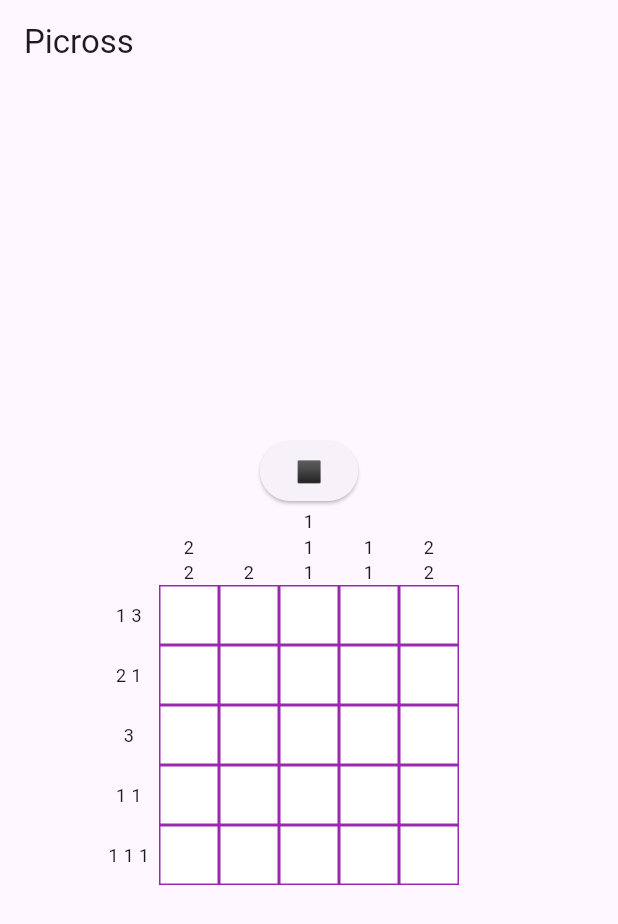
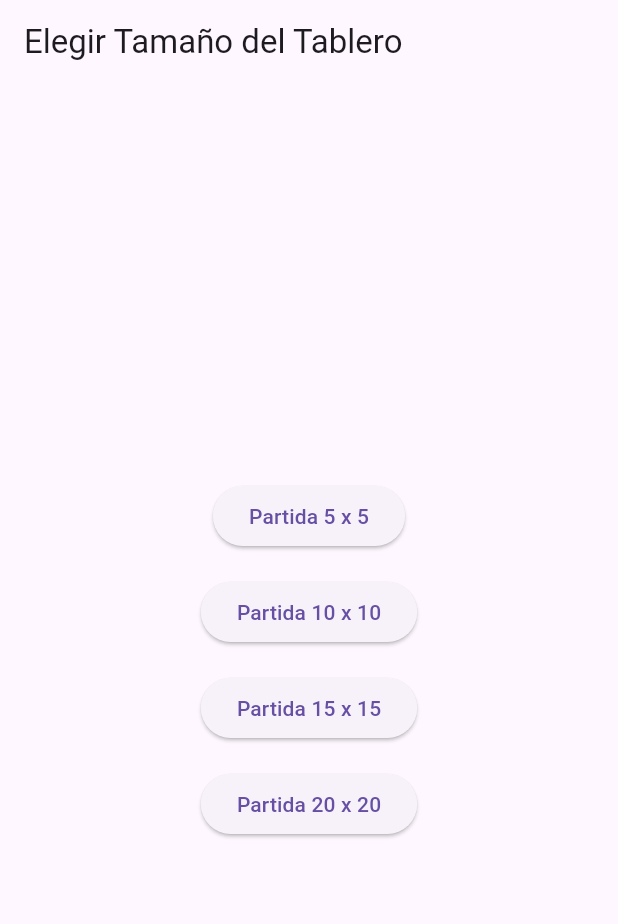
Before and after one commit to CristhianLeonMolina/picross-app, a Flutter app: the screen it shows after launch, on a phone screen of 412 x 824 dp. Shown: the top 924 px of the screen. Run offline on Flutter 3.47's test engine with Material 3 defaults, Android fonts, the phone set to English and light mode, and no system bars.

Commit message:
Página principal con los 4 modos de juego

```diff
--- a/picross_app/lib/main.dart
+++ b/picross_app/lib/main.dart
@@ -1,18 +1,9 @@
 import 'package:flutter/material.dart';
-import 'package:provider/provider.dart';
-import 'models/game_state.dart';
-import 'screens/game_screen.dart';
-import 'utils/solution.dart';
+import 'screens/home_screen.dart'; // Ajusta el path según tu estructura
 
 void main() {
-  runApp(
-    ChangeNotifierProvider(
-      create: (_) => GameState(defaultSolution.length),
-      child: const MyApp(),
-    ),
-  );
+  runApp(const MyApp());
 }
-
 
 class MyApp extends StatelessWidget {
   const MyApp({super.key});
@@ -20,11 +11,11 @@
   @override
   Widget build(BuildContext context) {
     return MaterialApp(
-      title: 'Picross',
+      title: 'Picross App',
       theme: ThemeData(
-        primarySwatch: Colors.blue,
+        primarySwatch: Colors.purple,
       ),
-      home: const GameScreen(),
+      home: const HomeScreen(), // Aquí llamamos a la pantalla de inicio
     );
   }
 }
--- /dev/null
+++ b/picross_app/lib/screens/home_screen.dart
@@ -0,0 +1,50 @@
+import 'package:flutter/material.dart';
+import 'package:provider/provider.dart';
+import 'game_screen.dart';
+import '../models/game_state.dart';
+import '../utils/solution.dart';
+
+class HomeScreen extends StatelessWidget {
+  const HomeScreen({super.key});
+
+  void navigateToGame(BuildContext context, int size) {
+  final solution = generateSolution(size);
+  final gameState = GameState(size);
+
+  Navigator.push(
+    context,
+    MaterialPageRoute(
+      builder: (context) => ChangeNotifierProvider.value(
+        value: gameState,
+        child: GameScreen(
+          solution: solution,
+          gameState: gameState,
+        ),
+      ),
+    ),
+  );
+}
+
+
+  @override
+  Widget build(BuildContext context) {
+    return Scaffold(
+      appBar: AppBar(title: const Text('Elegir Tamaño del Tablero')),
+      body: Center(
+        child: Column(
+          mainAxisSize: MainAxisSize.min,
+          children: [
+            for (var size in [5, 10, 15, 20])
+              Padding(
+                padding: const EdgeInsets.all(8.0),
+                child: ElevatedButton(
+                  onPressed: () => navigateToGame(context, size),
+                  child: Text('Partida $size x $size'),
+                ),
+              ),
+          ],
+        ),
+      ),
+    );
+  }
+}
--- a/picross_app/lib/utils/solution.dart
+++ b/picross_app/lib/utils/solution.dart
@@ -1,7 +1,9 @@
-const List<List<int>> defaultSolution = [
-  [1, 0, 1, 1, 1],
-  [1, 1, 0, 0, 1],
-  [0, 1, 1, 1, 0],
-  [1, 0, 0, 0, 1],
-  [1, 0, 1, 0, 1],
-];
+import 'dart:math';
+
+/// Genera una solución aleatoria de Picross de tamaño [size] x [size].
+List<List<int>> generateSolution(int size) {
+  final random = Random();
+  return List.generate(size, (_) {
+    return List.generate(size, (_) => random.nextBool() ? 1 : 0);
+  });
+}
```
Also changed, not shown: picross_app/lib/screens/game_screen.dart (+9 -3 lines).
